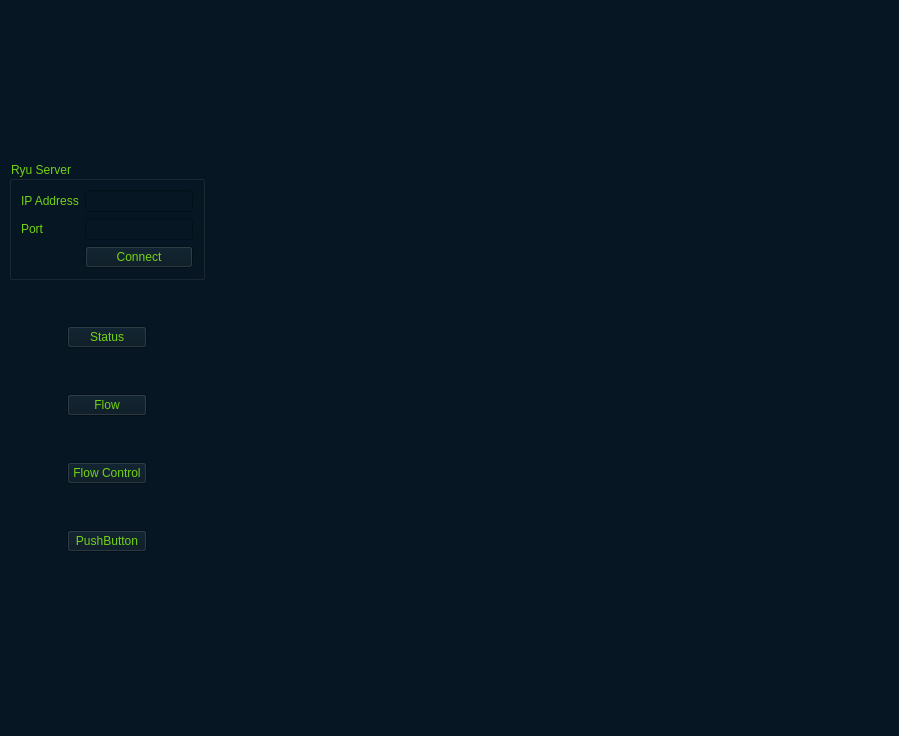
Before: the Qt Designer form GUI/flowmanager.ui in Gaopeng-Bai/QT_flowmanager, drawn with Qt 5.
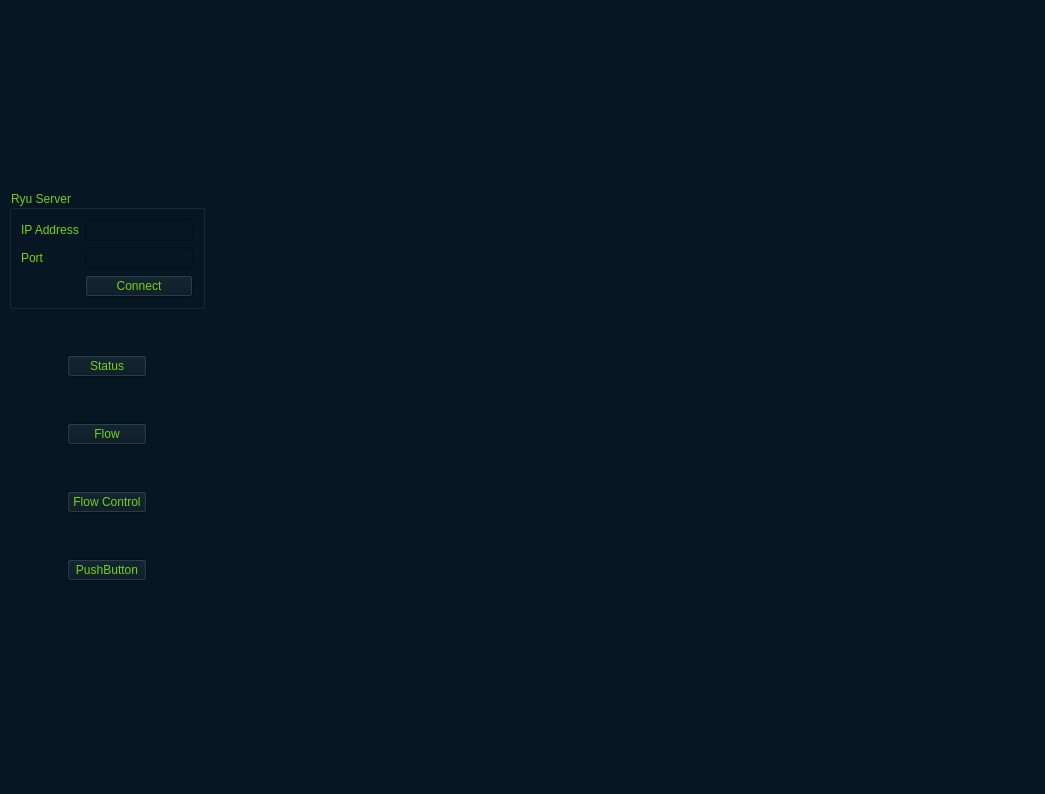
After: the same form once the commit is applied.

Patch:
```diff
--- a/GUI/flowmanager.ui
+++ b/GUI/flowmanager.ui
@@ -6,8 +6,8 @@
    <rect>
     <x>0</x>
     <y>0</y>
-    <width>899</width>
-    <height>736</height>
+    <width>1045</width>
+    <height>794</height>
    </rect>
   </property>
   <property name="windowTitle">
```
Left out of the diff: 2 changed lines with no effect on the pictures.
